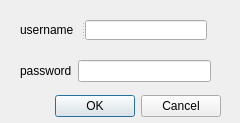
Old version of the form LibraryManagementSystem/logindialog.ui in the repository jkxing/LibraryManagementSystem.
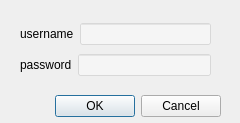
New version of the form.

What changed in the file:
```diff
--- a/LibraryManagementSystem/logindialog.ui
+++ b/LibraryManagementSystem/logindialog.ui
@@ -33,43 +33,50 @@
    <property name="geometry">
     <rect>
      <x>20</x>
-     <y>60</y>
+     <y>20</y>
      <width>191</width>
-     <height>22</height>
+     <height>61</height>
     </rect>
    </property>
-   <layout class="QHBoxLayout" name="horizontalLayout_2">
+   <layout class="QVBoxLayout" name="verticalLayout">
     <item>
-     <widget class="QLabel" name="label_2">
-      <property name="text">
-       <string>password</string>
-      </property>
-     </widget>
+     <layout class="QHBoxLayout" name="horizontalLayout">
+      <item>
+       <widget class="QLabel" name="label">
+        <property name="text">
+         <string>username</string>
+        </property>
+       </widget>
+      </item>
+      <item>
+       <widget class="QLineEdit" name="lineEdit">
+        <property name="styleSheet">
+         <string notr="true">background-color: rgba(255, 255, 255, 100);</string>
+        </property>
+       </widget>
+      </item>
+     </layout>
     </item>
     <item>
-     <widget class="QLineEdit" name="lineEdit_2"/>
+     <layout class="QHBoxLayout" name="horizontalLayout_2">
+      <item>
+       <widget class="QLabel" name="label_2">
+        <property name="text">
+         <string>password</string>
+        </property>
+       </widget>
+      </item>
+      <item>
+       <widget class="QLineEdit" name="lineEdit_2">
+        <property name="styleSheet">
+         <string notr="true">background-color: rgba(255, 255, 255, 100);</string>
+        </property>
+       </widget>
+      </item>
+     </layout>
     </item>
    </layout>
   </widget>
-  <widget class="QSplitter" name="splitter">
-   <property name="geometry">
-    <rect>
-     <x>20</x>
-     <y>20</y>
-     <width>187</width>
-     <height>20</height>
-    </rect>
-   </property>
-   <property name="orientation">
-    <enum>Qt::Horizontal</enum>
-   </property>
-   <widget class="QLabel" name="label">
-    <property name="text">
-     <string>username</string>
-    </property>
-   </widget>
-   <widget class="QLineEdit" name="lineEdit"/>
-  </widget>
  </widget>
  <resources/>
  <connections>
```
